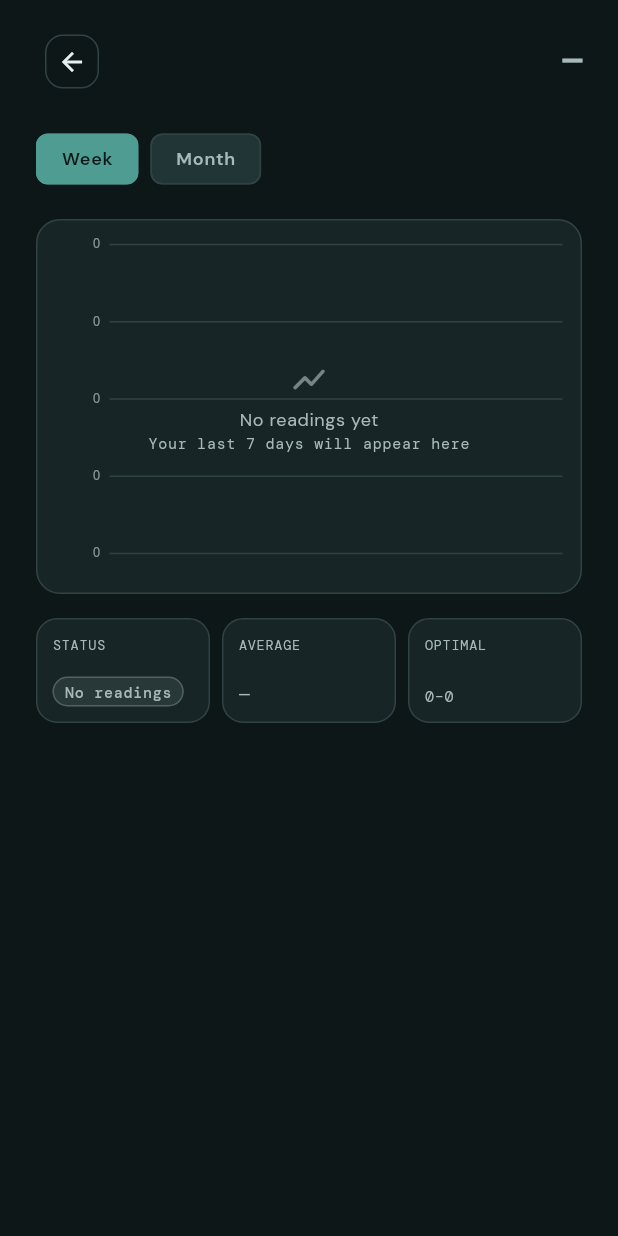
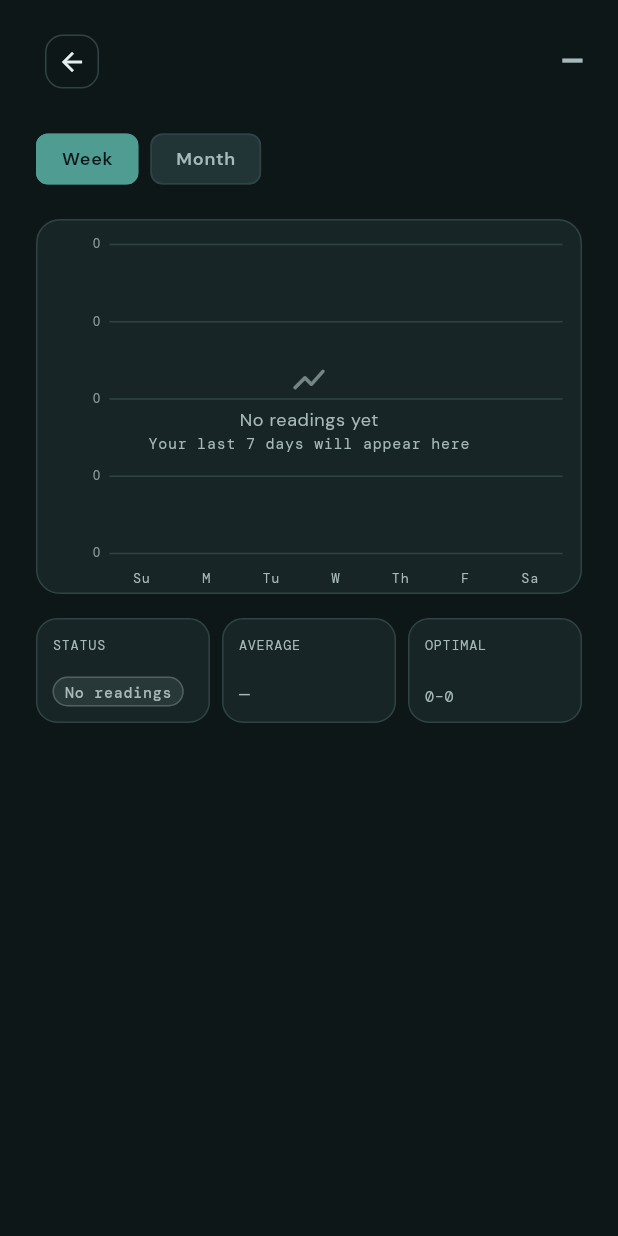
Before and after one commit to vvnrzn/Vivari, a Flutter app: the ParameterDetailsScreen screen opened directly with empty values, on a phone screen of 412 x 824 dp. Run offline on Flutter 3.47's test engine with Material 3 defaults, Android fonts, the phone set to English and light mode, and no system bars; our stand-ins replace device_preview, google_fonts, image_picker.

Commit message:
modified parameters chart readings,status,avg

```diff
--- a/lib/screens/parameters_screen.dart
+++ b/lib/screens/parameters_screen.dart
@@ -1002,10 +1002,10 @@ class _ParameterDetailsScreenState extends State<ParameterDetailsScreen> {
         ? ParameterStatus.noReading
         : _statusForReading(latestReading, range);
     final now = DateTime.now();
-    final timeframeDuration = Duration(
-      days: _timeframe == _ChartTimeframe.week ? 7 : 30,
-    );
-    final timeframeStart = now.subtract(timeframeDuration);
+    final today = DateUtils.dateOnly(now);
+    final timeframeDays = _timeframe == _ChartTimeframe.week ? 7 : 30;
+    final timeframeStart = today.subtract(Duration(days: timeframeDays - 1));
+    final timeframeEnd = today.add(const Duration(days: 1));
     final timeframeReadings = readings
         .where(
           (reading) =>
@@ -1095,6 +1095,8 @@ class _ParameterDetailsScreenState extends State<ParameterDetailsScreen> {
               unit: parameter.unit,
               timeframe: _timeframe,
               readings: timeframeReadings,
+              windowStart: timeframeStart,
+              windowEnd: timeframeEnd,
             ),
             const SizedBox(height: AppSpacing.medium),
             Row(
@@ -1173,15 +1175,21 @@ class _ParameterChart extends StatelessWidget {
     required this.unit,
     required this.timeframe,
     required this.readings,
+    required this.windowStart,
+    required this.windowEnd,
   });
 
   final ParameterRange? range;
   final String unit;
   final _ChartTimeframe timeframe;
   final List<WaterReading> readings;
-
-  @override
-  Widget build(BuildContext context) => Container(
+  final DateTime windowStart;
+  final DateTime windowEnd;
+
+  @override
+  Widget build(BuildContext context) {
+    final dateLabels = _dateLabels(context);
+    return Container(
       height: 250,
       decoration: BoxDecoration(
         color: VivariColors.surface,
@@ -1205,12 +1213,8 @@ class _ParameterChart extends StatelessWidget {
                       minimum: range?.minimum ?? 0,
                       maximum: range?.maximum ?? 10,
                       readings: readings,
-                    windowStart: DateTime.now().subtract(
-                      Duration(
-                        days: timeframe == _ChartTimeframe.week ? 7 : 30,
-                      ),
-                    ),
-                    windowEnd: DateTime.now(),
+                      windowStart: windowStart,
+                      windowEnd: windowEnd,
                     ),
             ),
           ),
@@ -1238,9 +1242,51 @@ class _ParameterChart extends StatelessWidget {
                 ),
               ],
             ),
-      ],
-    ),
-  );
+          Positioned(
+            left: 48,
+            right: 12,
+            bottom: 2,
+            height: 16,
+            child: Row(
+              mainAxisAlignment: MainAxisAlignment.spaceBetween,
+              children: [
+                for (var index = 0; index < dateLabels.length; index++)
+                  Expanded(
+                    child: Text(
+                      dateLabels[index],
+                      key: ValueKey('parameter-chart-date-$index'),
+                      maxLines: 1,
+                      textAlign: TextAlign.center,
+                      style: Theme.of(
+                        context,
+                      ).textTheme.labelSmall?.copyWith(fontSize: 9),
+                    ),
+                  ),
+              ],
+            ),
+          ),
+        ],
+      ),
+    );
+  }
+
+  List<String> _dateLabels(BuildContext context) {
+    if (timeframe == _ChartTimeframe.week) {
+      const weekdays = ['M', 'Tu', 'W', 'Th', 'F', 'Sa', 'Su'];
+      return List.generate(
+        7,
+        (index) => weekdays[windowStart.add(Duration(days: index)).weekday - 1],
+      );
+    }
+    final localizations = MaterialLocalizations.of(context);
+    const offsets = [0, 7, 14, 21, 29];
+    return [
+      for (final offset in offsets)
+        localizations.formatShortMonthDay(
+          windowStart.add(Duration(days: offset)),
+        ),
+    ];
+  }
 }
 
 class _ParameterReadingsPainter extends CustomPainter {
```
Also changed, not shown: 1 other file. Lines whose indentation alone changed are shown as unchanged.
